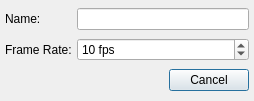
Old version of the form Project/Source/newanimation.ui in the repository BluFedora/SR-Spritesheet-Manager.
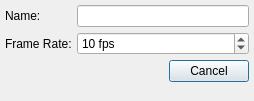
New version of the form. Icons and pictures are not drawn.

```diff
--- a/Project/Source/newanimation.ui
+++ b/Project/Source/newanimation.ui
@@ -26,7 +26,13 @@
    <iconset resource="../Resources/ResourceFile.qrc">
     <normaloff>:/Res/Images/icon.png</normaloff>:/Res/Images/icon.png</iconset>
   </property>
-  <layout class="QGridLayout" name="gridLayout">
+  <layout class="QFormLayout" name="formLayout">
+   <property name="horizontalSpacing">
+    <number>5</number>
+   </property>
+   <property name="verticalSpacing">
+    <number>5</number>
+   </property>
    <property name="leftMargin">
     <number>5</number>
    </property>
@@ -39,9 +45,36 @@
    <property name="bottomMargin">
     <number>5</number>
    </property>
-   <property name="spacing">
-    <number>5</number>
-   </property>
+   <item row="0" column="0">
+    <widget class="QLabel" name="m_NameLabel">
+     <property name="text">
+      <string>Name:</string>
+     </property>
+    </widget>
+   </item>
+   <item row="0" column="1">
+    <widget class="QLineEdit" name="m_AnimName">
+     <property name="inputMask">
+      <string/>
+     </property>
+     <property name="maxLength">
+      <number>512</number>
+     </property>
+     <property name="dragEnabled">
+      <bool>true</bool>
+     </property>
+     <property name="clearButtonEnabled">
+      <bool>true</bool>
+     </property>
+    </widget>
+   </item>
+   <item row="1" column="0">
+    <widget class="QLabel" name="m_FrameRateLabel">
+     <property name="text">
+      <string>Frame Rate:</string>
+     </property>
+    </widget>
+   </item>
    <item row="1" column="1">
     <widget class="QSpinBox" name="m_Framerate">
      <property name="focusPolicy">
@@ -70,36 +103,6 @@
      </property>
     </widget>
    </item>
-   <item row="1" column="0">
-    <widget class="QLabel" name="m_FrameRateLabel">
-     <property name="text">
-      <string>Frame Rate:</string>
-     </property>
-    </widget>
-   </item>
-   <item row="0" column="1">
-    <widget class="QLineEdit" name="m_AnimName">
-     <property name="inputMask">
-      <string/>
-     </property>
-     <property name="maxLength">
-      <number>512</number>
-     </property>
-     <property name="dragEnabled">
-      <bool>true</bool>
-     </property>
-     <property name="clearButtonEnabled">
-      <bool>true</bool>
-     </property>
-    </widget>
-   </item>
-   <item row="0" column="0">
-    <widget class="QLabel" name="m_NameLabel">
-     <property name="text">
-      <string>Name:</string>
-     </property>
-    </widget>
-   </item>
    <item row="2" column="1">
     <widget class="QDialogButtonBox" name="m_ButtonBox">
      <property name="enabled">
```
